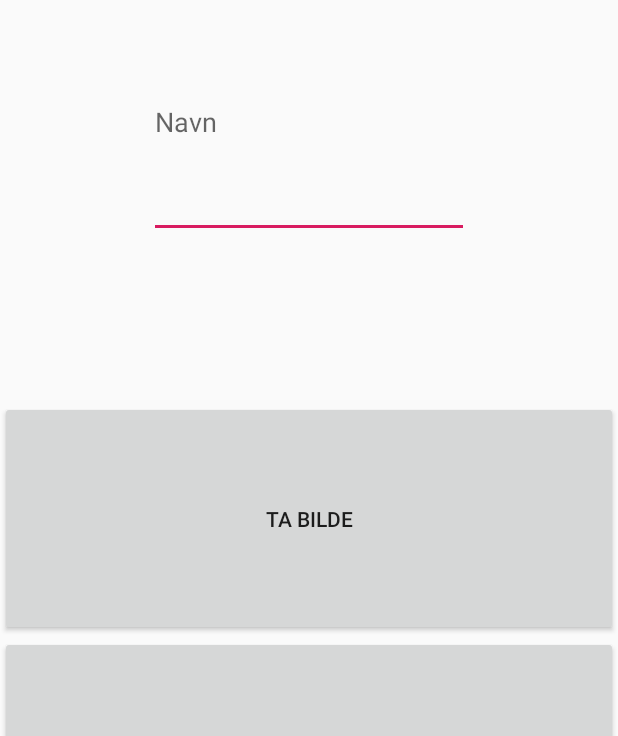
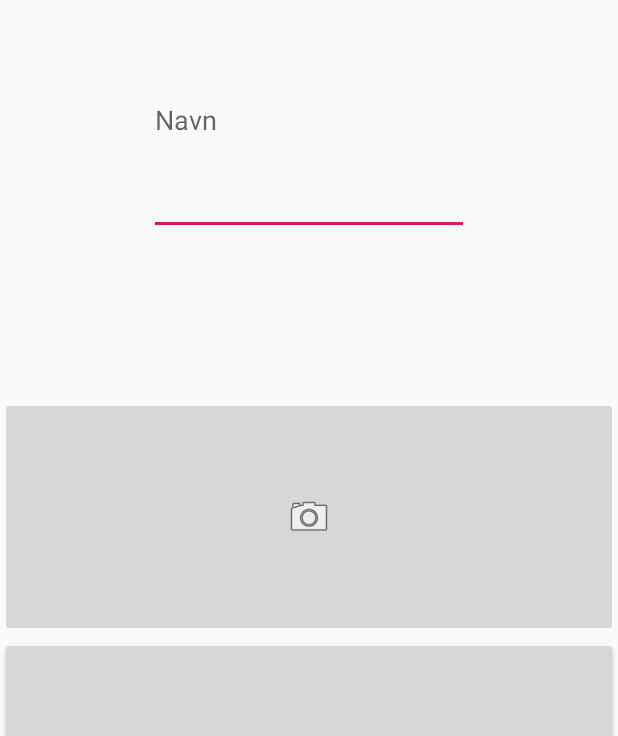
Before and after one commit to StefanGoThuen/Quiz-app, an Android app: the MainAdd screen opened directly, with no data from a screen before it, on a phone screen of 412 x 824 dp. Shown: the part 365-1101 px from the top of the screen. Run offline under Robolectric (Android 15) with nearby library versions, the phone set to English and light mode, and no system bars.

Commit message:
liten fiks på activity_add

```diff
--- a/app/src/main/res/layout/activity_add.xml
+++ b/app/src/main/res/layout/activity_add.xml
@@ -29,13 +29,13 @@
         android:layout_weight="1"
         tools:srcCompat="@tools:sample/backgrounds/scenic" />
 
-    <Button
+    <ImageButton
         android:id="@+id/picBtn"
         android:layout_width="match_parent"
         android:layout_height="wrap_content"
         android:layout_weight="1"
         android:onClick="startPicture"
-        android:text="Ta bilde" />
+        app:srcCompat="@android:drawable/ic_menu_camera" />
 
     <Button
         android:id="@+id/button"
```
